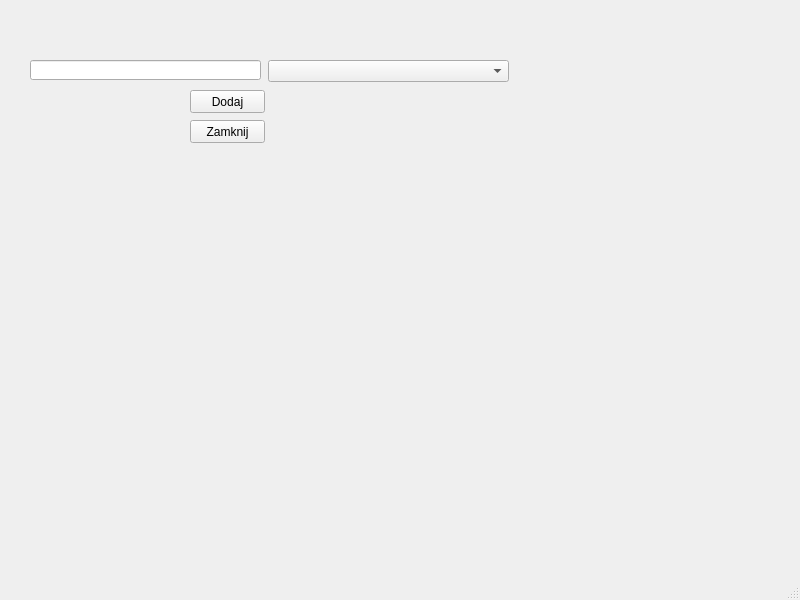
Before: the Qt Designer form urzadzeniadodajproducenta.ui in Astropl/TestRamek, drawn with Qt 5.
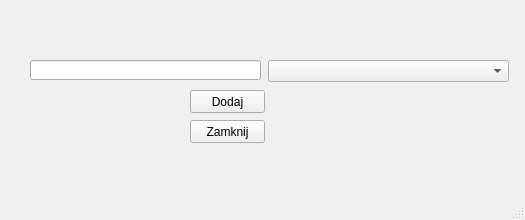
After: the same form once the commit is applied.

The edit to the form file:
```diff
--- a/urzadzeniadodajproducenta.ui
+++ b/urzadzeniadodajproducenta.ui
@@ -6,8 +6,8 @@
    <rect>
     <x>0</x>
     <y>0</y>
-    <width>800</width>
-    <height>600</height>
+    <width>525</width>
+    <height>220</height>
    </rect>
   </property>
   <property name="windowTitle">
```
Left out of the diff: 2 changed lines with no effect on the pictures.
